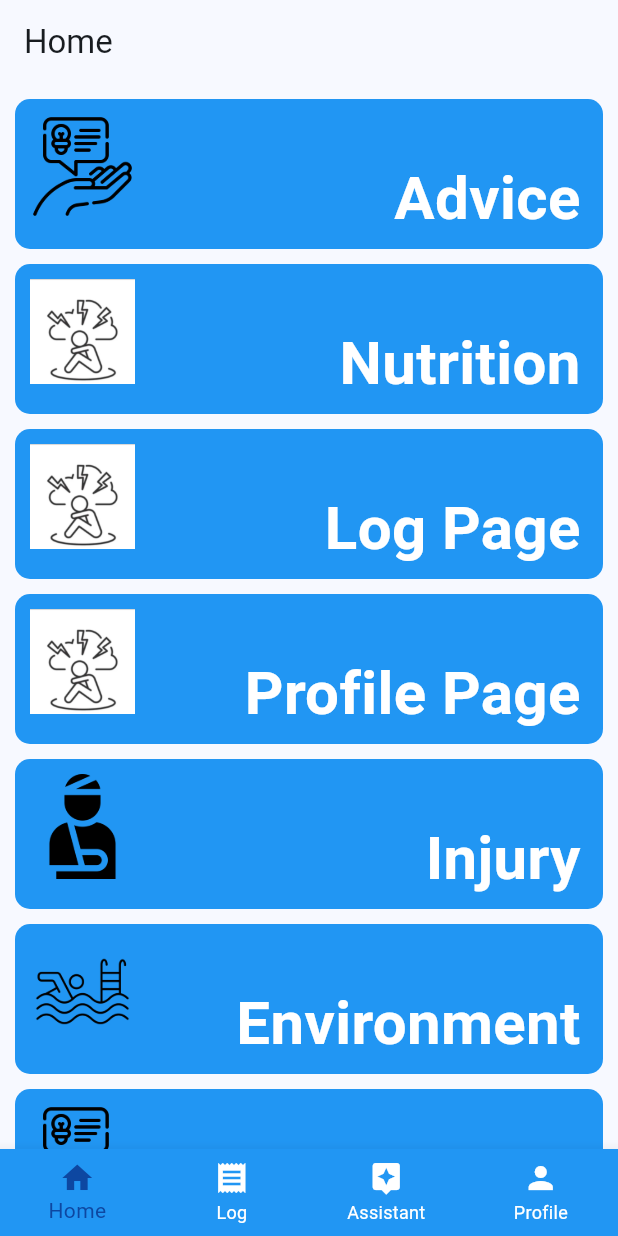
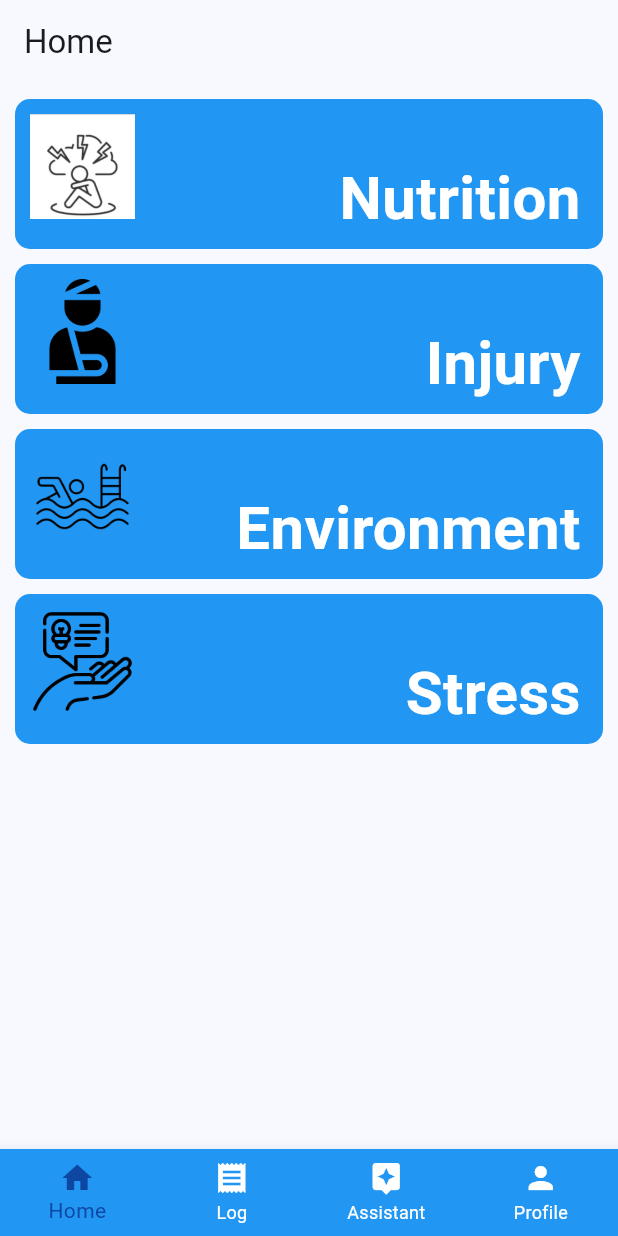
Before and after one commit to Makari0us/swim_z, a Flutter app: the RoutePage screen opened directly, on a phone screen of 412 x 824 dp. Run offline on Flutter 3.47's test engine with Material 2 defaults, Android fonts, the phone set to English and light mode, and no system bars; our stand-ins replace audioplayers, cloud_firestore, firebase_auth, firebase_core, firebase_storage, google_maps_flutter and 2 more; accounts and stored records are empty; statements that could not run were skipped.

Commit message:
Animation to Page Changing

```diff
--- a/lib/pages/home_page.dart
+++ b/lib/pages/home_page.dart
@@ -19,14 +19,7 @@ class HomePage extends StatefulWidget {
 }
 
 class _HomePageState extends State<HomePage> {
-  // int currentIndex = 0;
   String userUID = FirebaseAuth.instance.currentUser!.uid;
-
-  // void onTap(int index) {
-  //   setState(() {
-  //     currentIndex = index;
-  //   });
-  // }
 
   Widget buildSection(String title, String imageAsset, Widget page) {
     return Padding(
@@ -82,11 +75,11 @@ class _HomePageState extends State<HomePage> {
       body: SingleChildScrollView(
         child: Column(
           children: [
-            buildSection('Advice', 'advice-icon.png', AssistantPage()),
+            // buildSection('Advice', 'advice-icon.png', AssistantPage()),
             buildSection('Nutrition', 'anxiety-icon.png', NutritionPage()),
-            buildSection('Log Page', 'anxiety-icon.png', LogPage()),
-            buildSection('Profile Page', 'anxiety-icon.png',
-                ProfilePage(userID: userUID)),
+            // buildSection('Log Page', 'anxiety-icon.png', LogPage()),
+            // buildSection('Profile Page', 'anxiety-icon.png',
+            //     ProfilePage(userID: userUID)),
             buildSection('Injury', 'injury-icon.png',
                 Container()), // Replace 'Container()' with the actual injury page.
             buildSection(
@@ -95,10 +88,6 @@ class _HomePageState extends State<HomePage> {
           ],
         ),
       ),
-      // bottomNavigationBar: BottomNavBar(
-      //   currentIndex: currentIndex,
-      //   onTap: onTap,
-      // ),
     );
   }
 }
--- a/lib/pages/route.dart
+++ b/lib/pages/route.dart
@@ -6,6 +6,7 @@ import 'package:swim_z/pages/journal_page.dart';
 import 'package:swim_z/pages/log_page.dart';
 import 'package:swim_z/pages/nutrition_page.dart';
 import 'package:swim_z/pages/profile_page.dart';
+import 'package:swim_z/pages/stress_page.dart';
 
 class RoutePage extends StatefulWidget {
   const RoutePage({super.key});
@@ -16,20 +17,28 @@ class RoutePage extends StatefulWidget {
 
 class _RoutePageState extends State<RoutePage> {
   int _currentIndex = 0;
+  final PageController _pageController = PageController();
 
   final List<Widget> _pages = [
     HomePage(),
     LogPage(),
     AssistantPage(),
     ProfilePage(userID: FirebaseAuth.instance.currentUser!.uid),
-    JournalPage(),
-    NutritionPage(),
+    StressPage(),
   ];
 
   @override
   Widget build(BuildContext context) {
     return Scaffold(
-      body: _pages[_currentIndex],
+      body: PageView(
+        controller: _pageController,
+        children: _pages,
+        onPageChanged: (index) {
+          setState(() {
+            _currentIndex = index;
+          });
+        },
+      ),
       bottomNavigationBar: BottomNavigationBar(
         backgroundColor: Colors.blue,
         selectedItemColor: Colors.blue[900],
@@ -37,9 +46,11 @@ class _RoutePageState extends State<RoutePage> {
         type: BottomNavigationBarType.fixed,
         currentIndex: _currentIndex,
         onTap: (index) {
-          setState(() {
-            _currentIndex = index;
-          });
+          _pageController.animateToPage(
+            index,
+            duration: Duration(milliseconds: 300),
+            curve: Curves.easeInOut,
+          );
         },
         items: const [
           BottomNavigationBarItem(
```
